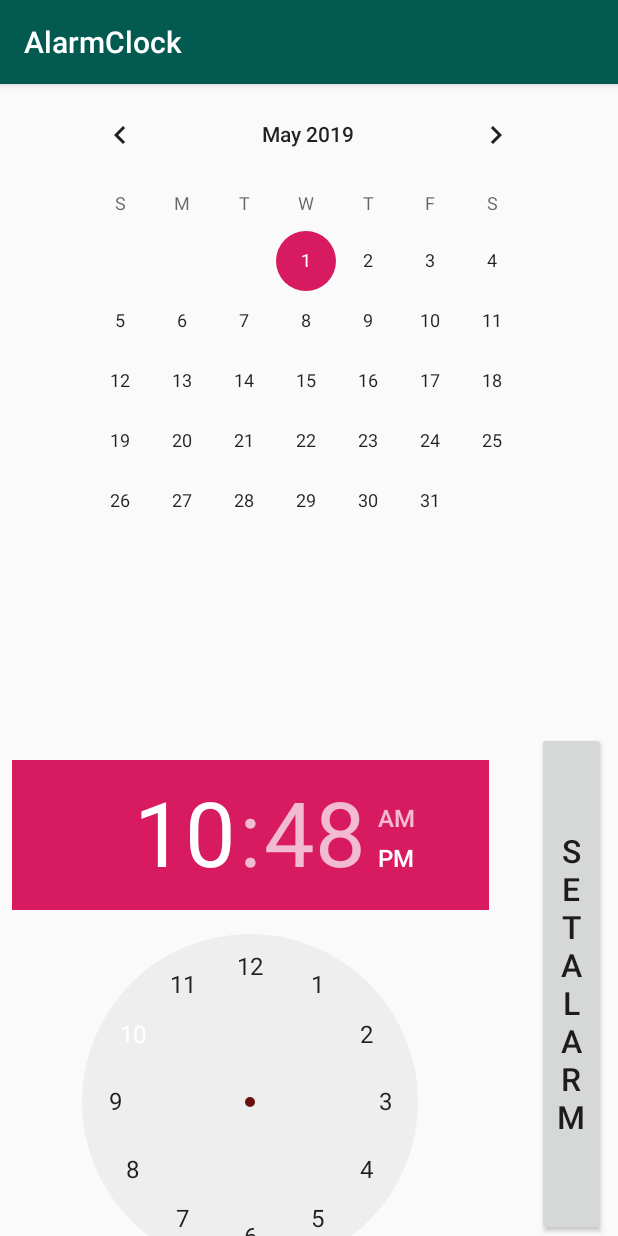
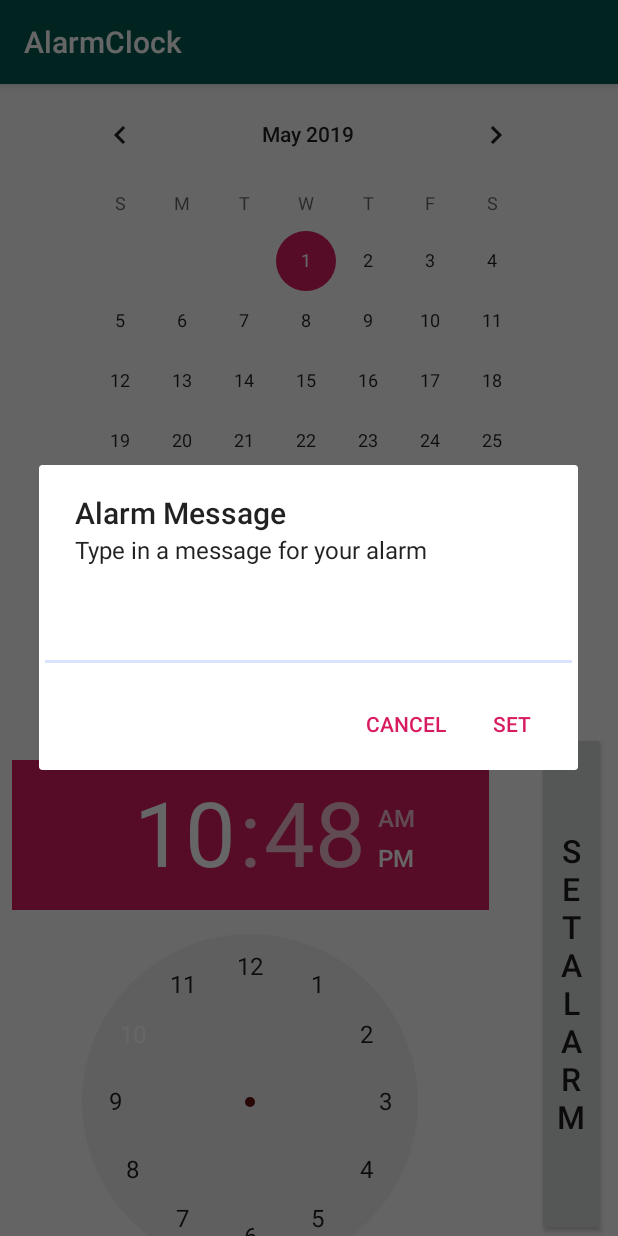
Before and after one commit to aomarai/Android-Alarm-Clock, an Android app: the AddAlarmActivity screen opened directly, with no data from a screen before it, after a tap on "SET ALARM", on a phone screen of 412 x 824 dp. Run offline under Robolectric (Android 15) with nearby library versions, the phone set to English and light mode, and no system bars.

Commit message:
Dialog successfully works

```diff
--- a/app/src/main/java/com/example/alarmclock/AddAlarmActivity.java
+++ b/app/src/main/java/com/example/alarmclock/AddAlarmActivity.java
@@ -1,22 +1,28 @@
 package com.example.alarmclock;
 
 import android.app.AlarmManager;
+import android.app.AlertDialog;
 import android.app.PendingIntent;
 import android.content.Context;
+import android.content.DialogInterface;
 import android.content.Intent;
 import android.os.Bundle;
 import android.support.v7.app.AppCompatActivity;
 import android.view.View;
 import android.widget.Button;
 import android.widget.CalendarView;
+import android.widget.EditText;
 import android.widget.TimePicker;
+import android.widget.Toast;
+
 
 import java.util.Calendar;
 
 public class AddAlarmActivity extends AppCompatActivity {
     private TimePicker timePicker1;
     private CalendarView calendarView;
-    private String userMessage;
+    private String alarmMessage;
+    private EditText dialogMessage;
     int selYear, selMonth, selDayOfMonth, hour, minute;
 
     @Override
@@ -43,16 +49,30 @@ public class AddAlarmActivity extends AppCompatActivity {
             public void onClick(View v) {
                 hour = timePicker1.getHour();
                 minute = timePicker1.getMinute();
-                //TODO: Set user message from input field once UI is updated
-                AlarmReceiver.message="Date Message Test";
 
-                setAlarm();
-                //Toast.makeText(getApplicationContext(), "Minute " + minute, Toast.LENGTH_SHORT).show();
+
+                dialogMessage = new EditText(getApplicationContext());
+
+                new AlertDialog.Builder(AddAlarmActivity.this)
+                        .setTitle("Alarm Message")
+                        .setMessage("Type in a message for your alarm")
+                        .setView(dialogMessage)
+                        .setPositiveButton("Set", new DialogInterface.OnClickListener() {
+                            public void onClick(DialogInterface dialog, int x) {
+                                alarmMessage = dialogMessage.getText().toString();
+                                AlarmReceiver.message = alarmMessage;
+                                setAlarm();
+                                Toast.makeText(getApplicationContext(), "Date alarm set", Toast.LENGTH_SHORT).show();
+                            }
+                        })
+                        .setNegativeButton("Cancel", new DialogInterface.OnClickListener() {
+                            public void onClick(DialogInterface dialog, int x) {
+                            }
+                        }).show();
             }
         });
     }
 
-    //TODO: Fire alarm
     private void setAlarm(){
         Intent alarmIntent = new Intent(this, AlarmReceiver.class);
         PendingIntent alarmPendingIntent = PendingIntent.getBroadcast(this, 1, alarmIntent, 0);
@@ -63,7 +83,7 @@ public class AddAlarmActivity extends AppCompatActivity {
         c.set(selYear, selMonth, selDayOfMonth, hour, minute);
         AlarmManager alarmManager = (AlarmManager) getSystemService(Context.ALARM_SERVICE);
         //Set the alarm
-        alarmManager.set(AlarmManager.RTC_WAKEUP, c.getTimeInMillis(), alarmPendingIntent);
+        alarmManager.setExact(AlarmManager.RTC_WAKEUP, c.getTimeInMillis(), alarmPendingIntent);
 
 
 
```
